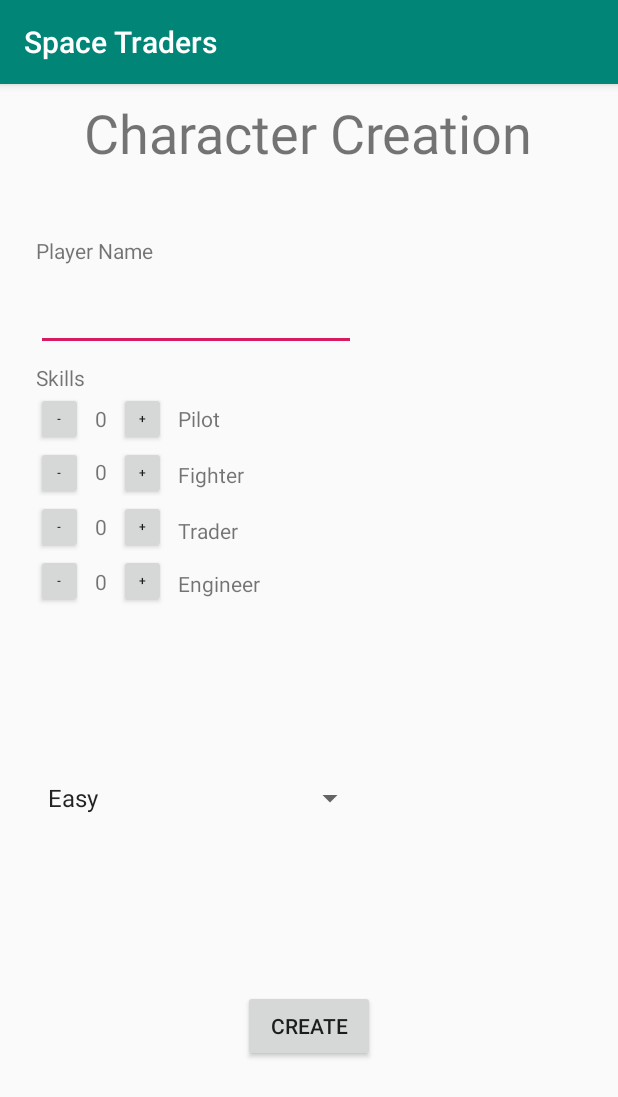
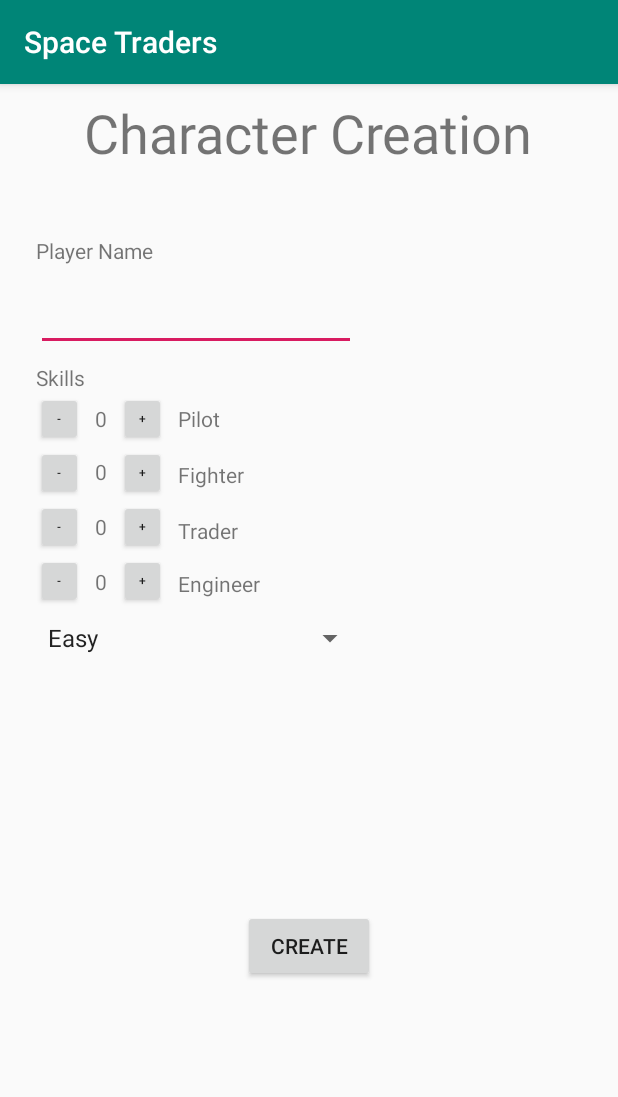
Before and after one commit to jpham197/2340project, an Android app: the MainActivity screen opened directly, with no data from a screen before it, on a phone screen of 412 x 824 dp. Shown: the top 1097 px of the screen. Run offline under Robolectric (Android 15) with nearby library versions, the phone set to English and light mode, and no system bars.

Commit message:
fixed view on regular pixel device

```diff
--- a/Android/app/src/main/res/layout/activity_main.xml
+++ b/Android/app/src/main/res/layout/activity_main.xml
@@ -299,13 +299,10 @@
         android:layout_marginTop="8dp"
         android:layout_marginEnd="8dp"
         android:layout_marginRight="8dp"
-        android:layout_marginBottom="280dp"
-        app:layout_constraintBottom_toBottomOf="@+id/include2"
         app:layout_constraintEnd_toEndOf="parent"
         app:layout_constraintHorizontal_bias="0.091"
         app:layout_constraintStart_toStartOf="parent"
-        app:layout_constraintTop_toBottomOf="@+id/skillEngineerIncrease"
-        app:layout_constraintVertical_bias="1.0" />
+        app:layout_constraintTop_toBottomOf="@+id/skillEngineerIncrease" />
 
     <Button
         android:id="@+id/createButton"
```
